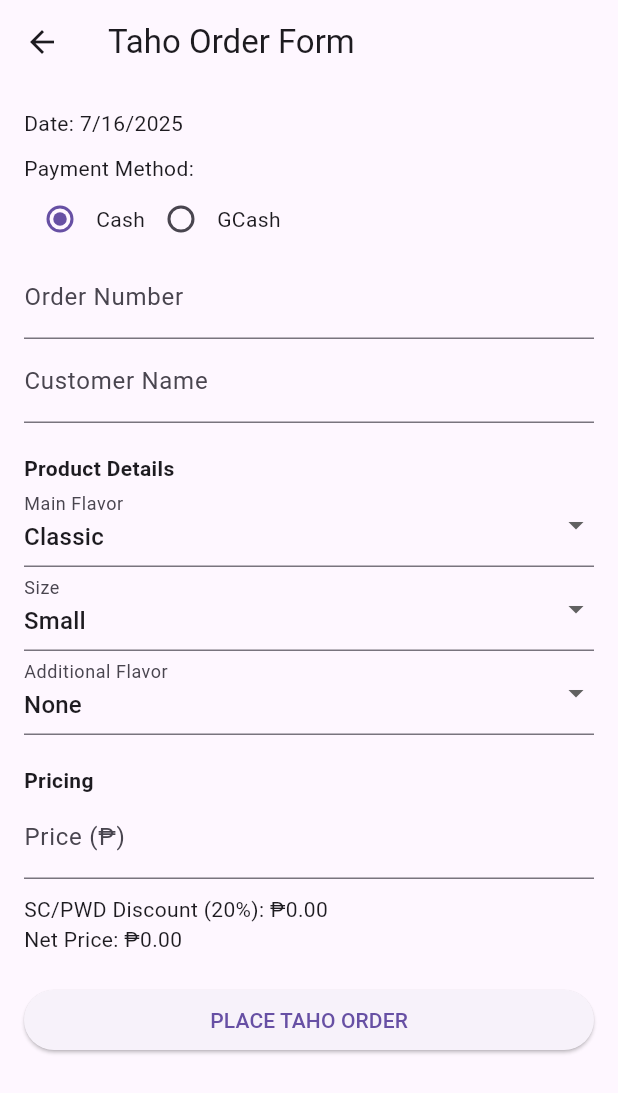
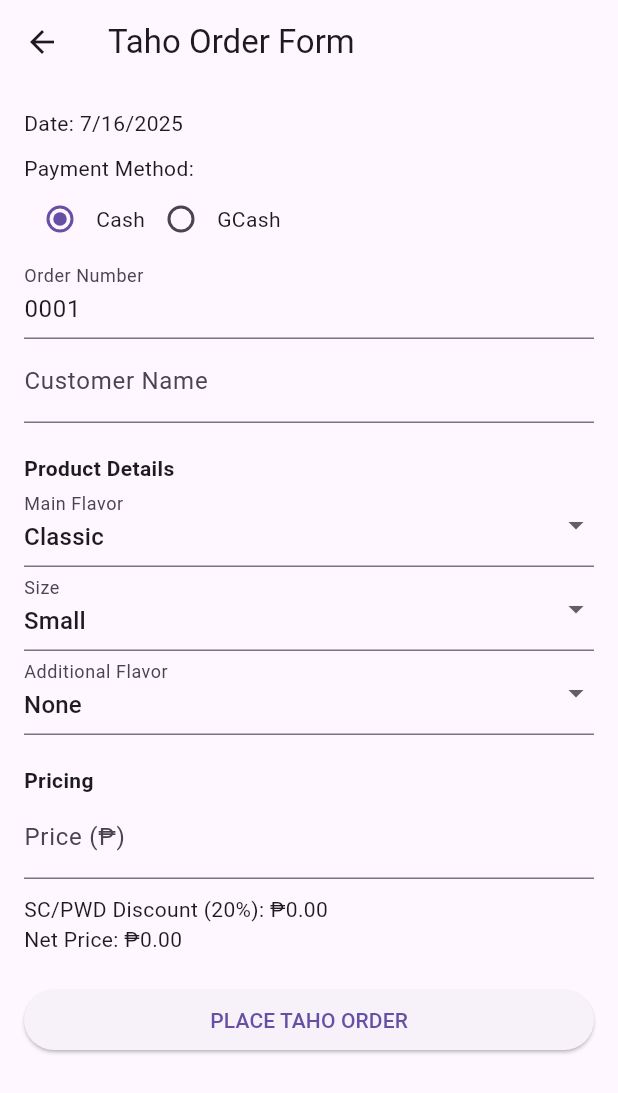
Before and after one commit to hardcorekid03/taho_story, a Flutter app: the screen it shows after launch, after a tap on "Place Taho Order", on a phone screen of 412 x 824 dp. Shown: the top 1093 px of the screen. Run offline on Flutter 3.47's test engine with Material 3 defaults, Android fonts, the light colour scheme and no system bars; our stand-ins replace shared_preferences.

Commit message:
Add order management screens and enhance order form functionality

```diff
--- a/lib/screens/home_screen.dart
+++ b/lib/screens/home_screen.dart
@@ -1,5 +1,7 @@
 import 'package:flutter/material.dart';
 import 'order_form_screen.dart';
+import 'view_orders_screen.dart';
+import 'menu_screen.dart';
 
 class HomeScreen extends StatelessWidget {
   const HomeScreen({super.key});
@@ -9,7 +11,10 @@ class HomeScreen extends StatelessWidget {
     return Scaffold(
       appBar: AppBar(title: Text('Taho Story')),
       body: Center(
-        child: ElevatedButton(
+        child: Column(
+          mainAxisSize: MainAxisSize.min,
+          children: [
+            ElevatedButton(
               onPressed: () {
                 Navigator.push(
                   context,
@@ -18,6 +23,28 @@ class HomeScreen extends StatelessWidget {
               },
               child: Text('Place Taho Order'),
             ),
+            const SizedBox(height: 16),
+            ElevatedButton(
+              onPressed: () {
+                Navigator.push(
+                  context,
+                  MaterialPageRoute(builder: (context) => ViewOrdersScreen()),
+                );
+              },
+              child: Text('View Orders'),
+            ),
+            const SizedBox(height: 16),
+            ElevatedButton(
+              onPressed: () {
+                Navigator.push(
+                  context,
+                  MaterialPageRoute(builder: (context) => MenuScreen()),
+                );
+              },
+              child: Text('View Menu'),
+            ),
+          ],
+        ),
       ),
     );
   }
--- a/lib/widgets/order_form.dart
+++ b/lib/widgets/order_form.dart
@@ -2,13 +2,16 @@ import 'dart:convert';
 import 'package:flutter/material.dart';
 import 'package:intl/intl.dart';
 import 'package:shared_preferences/shared_preferences.dart';
+import 'package:flutter/services.dart';
 
 class OrderForm extends StatefulWidget {
-  const OrderForm({super.key});
+  final Map<String, dynamic>? existingOrder;
+  final int? index;
+
+  const OrderForm({this.existingOrder, this.index, super.key});
 
   @override
-  // ignore: library_private_types_in_public_api
-  _OrderFormState createState() => _OrderFormState();
+  State<OrderForm> createState() => _OrderFormState();
 }
 
 class _OrderFormState extends State<OrderForm> {
@@ -25,7 +28,6 @@ class _OrderFormState extends State<OrderForm> {
 
   double discount = 0.0;
   double netPrice = 0.0;
-
   DateTime selectedDate = DateTime.now();
 
   final List<String> flavors = ['Classic', 'Ube', 'Mango'];
@@ -37,10 +39,46 @@ class _OrderFormState extends State<OrderForm> {
     'Strawberry',
   ];
 
+  @override
+  void initState() {
+    super.initState();
+
+    if (widget.existingOrder != null) {
+      final order = widget.existingOrder!;
+      selectedDate = DateTime.parse(order['date']);
+      selectedPayment = order['payment'];
+      orderNumberController.text = order['orderNumber'];
+      customerNameController.text = order['customerName'];
+      selectedMainFlavor = order['mainFlavor'];
+      selectedSize = order['size'];
+      selectedAdditionalFlavor = order['additionalFlavor'];
+      priceController.text = order['price'].toString();
+    } else {
+      autoGenerateOrderNumber();
+    }
+  }
+
   void calculatePrices() {
     double price = double.tryParse(priceController.text) ?? 0;
     discount = price * 0.20;
     netPrice = price - discount;
+  }
+
+  Future<void> autoGenerateOrderNumber() async {
+    final prefs = await SharedPreferences.getInstance();
+    final ordersString = prefs.getString('taho_orders');
+
+    if (ordersString != null) {
+      final orders = List<Map<String, dynamic>>.from(jsonDecode(ordersString));
+      final lastOrder = orders.isNotEmpty ? orders.last : null;
+      int lastNumber = 0;
+      if (lastOrder != null) {
+        lastNumber = int.tryParse(lastOrder['orderNumber']) ?? 0;
+      }
+      orderNumberController.text = (lastNumber + 1).toString().padLeft(4, '0');
+    } else {
+      orderNumberController.text = '0001';
+    }
   }
 
   Future<void> saveOrder() async {
@@ -66,7 +104,14 @@ class _OrderFormState extends State<OrderForm> {
       orderList = List<Map<String, dynamic>>.from(jsonDecode(existingOrders));
     }
 
+    if (widget.index != null) {
+      // Editing existing
+      orderList[widget.index!] = orderData;
+    } else {
+      // New order
       orderList.add(orderData);
+    }
+
     await prefs.setString('taho_orders', jsonEncode(orderList));
   }
 
@@ -76,6 +121,7 @@ class _OrderFormState extends State<OrderForm> {
 
     return Padding(
       padding: const EdgeInsets.all(16.0),
+      child: SingleChildScrollView(
         child: Column(
           crossAxisAlignment: CrossAxisAlignment.start,
           children: [
@@ -92,7 +138,7 @@ class _OrderFormState extends State<OrderForm> {
                     setState(() => selectedPayment = value.toString());
                   },
                 ),
-              Text('Cash'),
+                const Text('Cash'),
                 Radio(
                   value: 'GCash',
                   groupValue: selectedPayment,
@@ -100,35 +146,33 @@ class _OrderFormState extends State<OrderForm> {
                     setState(() => selectedPayment = value.toString());
                   },
                 ),
-              Text('GCash'),
+                const Text('GCash'),
               ],
             ),
 
             TextField(
               controller: orderNumberController,
-            decoration: InputDecoration(labelText: 'Order Number'),
+              decoration: const InputDecoration(labelText: 'Order Number'),
+              readOnly: true,
             ),
 
             TextField(
               controller: customerNameController,
-            decoration: InputDecoration(labelText: 'Customer Name'),
+              decoration: const InputDecoration(labelText: 'Customer Name'),
             ),
 
             const SizedBox(height: 20),
-          Text(
+            const Text(
               "Product Details",
               style: TextStyle(fontWeight: FontWeight.bold),
             ),
 
             DropdownButtonFormField(
               value: selectedMainFlavor,
-            decoration: InputDecoration(labelText: "Main Flavor"),
-            items: flavors
-                .map(
-                  (flavor) =>
-                      DropdownMenuItem(value: flavor, child: Text(flavor)),
-                )
-                .toList(),
+              decoration: const InputDecoration(labelText: "Main Flavor"),
+              items: flavors.map((flavor) {
+                return DropdownMenuItem(value: flavor, child: Text(flavor));
+              }).toList(),
               onChanged: (value) {
                 setState(() => selectedMainFlavor = value.toString());
               },
@@ -136,10 +180,10 @@ class _OrderFormState extends State<OrderForm> {
 
             DropdownButtonFormField(
               value: selectedSize,
-            decoration: InputDecoration(labelText: "Size"),
-            items: sizes
-                .map((size) => DropdownMenuItem(value: size, child: Text(size)))
-                .toList(),
+              decoration: const InputDecoration(labelText: "Size"),
+              items: sizes.map((size) {
+                return DropdownMenuItem(value: size, child: Text(size));
+              }).toList(),
               onChanged: (value) {
                 setState(() => selectedSize = value.toString());
               },
@@ -147,25 +191,28 @@ class _OrderFormState extends State<OrderForm> {
 
             DropdownButtonFormField(
               value: selectedAdditionalFlavor,
-            decoration: InputDecoration(labelText: "Additional Flavor"),
-            items: additionalFlavors
-                .map(
-                  (flavor) =>
-                      DropdownMenuItem(value: flavor, child: Text(flavor)),
-                )
-                .toList(),
+              decoration: const InputDecoration(labelText: "Additional Flavor"),
+              items: additionalFlavors.map((flavor) {
+                return DropdownMenuItem(value: flavor, child: Text(flavor));
+              }).toList(),
               onChanged: (value) {
                 setState(() => selectedAdditionalFlavor = value.toString());
               },
             ),
 
             const SizedBox(height: 20),
-          Text("Pricing", style: TextStyle(fontWeight: FontWeight.bold)),
+            const Text(
+              "Pricing",
+              style: TextStyle(fontWeight: FontWeight.bold),
+            ),
 
             TextField(
               controller: priceController,
-            keyboardType: TextInputType.number,
-            decoration: InputDecoration(labelText: "Price (₱)"),
+              keyboardType: TextInputType.numberWithOptions(decimal: true),
+              inputFormatters: [
+                FilteringTextInputFormatter.allow(RegExp(r'^\d+\.?\d{0,2}')),
+              ],
+              decoration: const InputDecoration(labelText: "Price (₱)"),
               onChanged: (value) {
                 setState(() {
                   calculatePrices();
@@ -174,12 +221,10 @@ class _OrderFormState extends State<OrderForm> {
             ),
 
             const SizedBox(height: 10),
-
             Text("SC/PWD Discount (20%): ₱${discount.toStringAsFixed(2)}"),
             Text("Net Price: ₱${netPrice.toStringAsFixed(2)}"),
 
             const SizedBox(height: 20),
-
             SizedBox(
               width: double.infinity,
               child: ElevatedButton(
@@ -188,7 +233,9 @@ class _OrderFormState extends State<OrderForm> {
                       customerNameController.text.isEmpty ||
                       priceController.text.isEmpty) {
                     ScaffoldMessenger.of(context).showSnackBar(
-                    SnackBar(content: Text("Please fill out all fields.")),
+                      const SnackBar(
+                        content: Text("Please fill out all fields."),
+                      ),
                     );
                     return;
                   }
@@ -199,33 +246,34 @@ class _OrderFormState extends State<OrderForm> {
                     // ignore: use_build_context_synchronously
                     context: context,
                     builder: (context) => AlertDialog(
-                    title: Text("Order Submitted"),
-                    content: Text("Thank you, ${customerNameController.text}!"),
+                      title: const Text("Order Saved"),
+                      content: Text(
+                        widget.existingOrder != null
+                            ? "Order #${orderNumberController.text} updated."
+                            : "Order placed successfully!",
+                      ),
                       actions: [
                         TextButton(
-                        onPressed: () => Navigator.pop(context),
-                        child: Text("OK"),
+                          onPressed: () {
+                            Navigator.pop(context); // close dialog
+                            Navigator.pop(context); // go back to view screen
+                          },
+                          child: const Text("OK"),
                         ),
                       ],
                     ),
                   );
-
-                // Clear fields
-                setState(() {
-                  orderNumberController.clear();
-                  customerNameController.clear();
-                  priceController.clear();
-                  selectedMainFlavor = 'Classic';
-                  selectedSize = 'Small';
-                  selectedAdditionalFlavor = 'None';
-                  selectedPayment = 'Cash';
-                });
                 },
-              child: Text("PLACE TAHO ORDER"),
+                child: Text(
+                  widget.existingOrder != null
+                      ? "UPDATE ORDER"
+                      : "PLACE TAHO ORDER",
+                ),
               ),
             ),
           ],
         ),
+      ),
     );
   }
 }
```
Also changed, not shown: lib/screens/menu_screen.dart (added, +100 -0 lines), lib/screens/view_orders_screen.dart (added, +137 -0 lines). Lines whose indentation alone changed are shown as unchanged.
